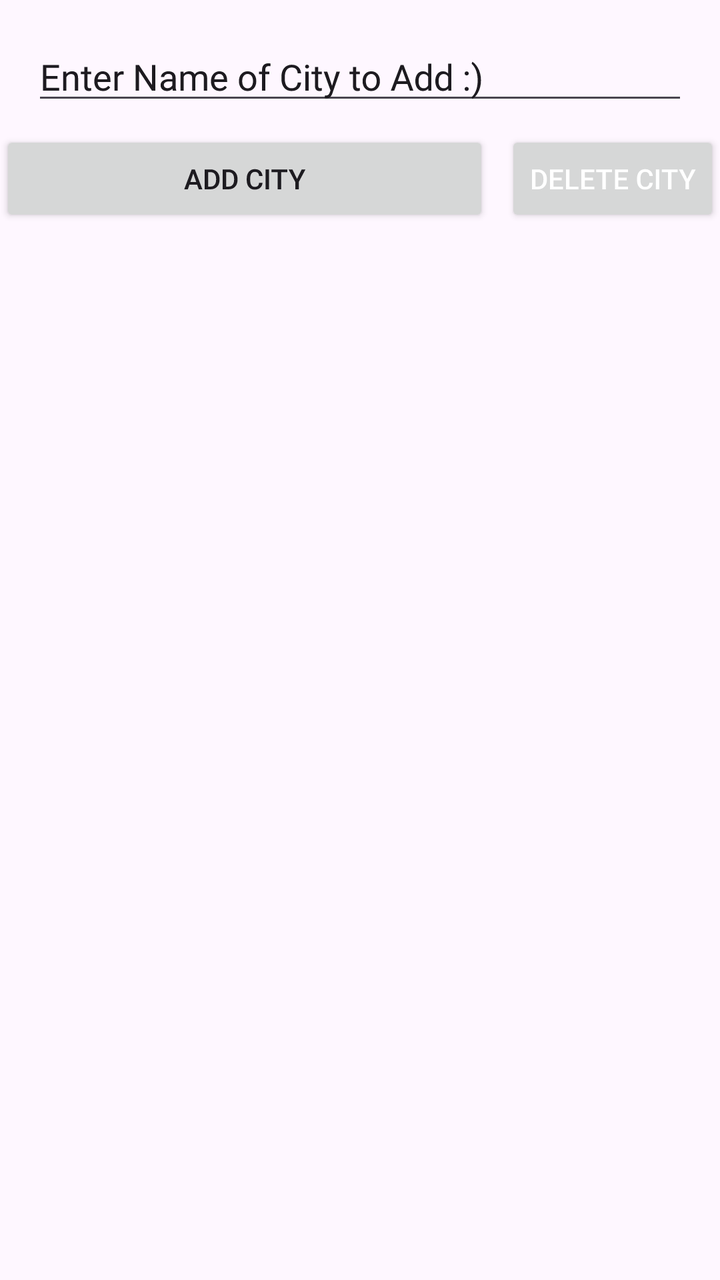
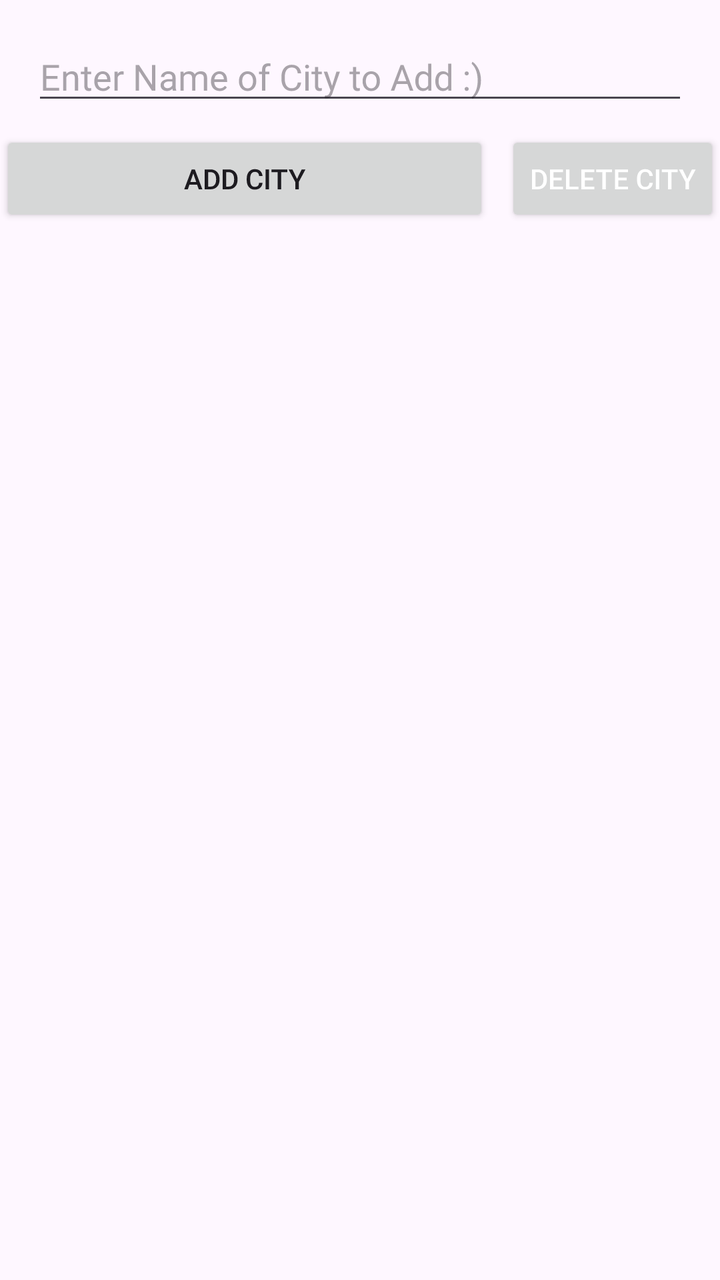

Compare the two renders of this Android layout. The source of the first and the diff that turns it into the second are given below.
<!-- AndroidManifest.xml: application theme Theme.ListyCity -->
<!-- res/layout/activity_main.xml -->
<?xml version="1.0" encoding="utf-8"?>
<androidx.constraintlayout.widget.ConstraintLayout xmlns:android="http://schemas.android.com/apk/res/android"
    xmlns:app="http://schemas.android.com/apk/res-auto"
    xmlns:tools="http://schemas.android.com/tools"
    android:id="@+id/main"
    android:layout_width="match_parent"
    android:layout_height="match_parent"
    android:rotationX="-360"
    tools:context=".MainActivity"
    tools:ignore="ExtraText">


    <EditText
        android:id="@+id/city_edittext"
        android:layout_width="0dp"
        android:layout_height="wrap_content"
        android:hint="@string/namee"
        android:ems="10"
        android:inputType="textPersonName"
        android:text="@string/enter_name_of_cityccc_to_add"
        android:autofillHints=""
        app:layout_constraintTop_toTopOf="parent"
        app:layout_constraintStart_toStartOf="parent"
        app:layout_constraintEnd_toEndOf="parent"
        android:layout_margin="16dp"
        tools:ignore="LabelFor,MissingConstraints" />


    <Button
        android:id="@+id/my_button"
        android:layout_width="0dp"
        android:layout_height="wrap_content"
        android:text="@string/add_city"
        android:layout_marginTop="8dp"
        android:layout_marginEnd="8dp"
        app:layout_constraintTop_toBottomOf="@id/city_edittext"
        app:layout_constraintStart_toStartOf="parent"
        app:layout_constraintEnd_toStartOf="@+id/my_del_button"
        app:layout_constraintHorizontal_chainStyle="spread"
        app:strokeColor="#FF9800"
        tools:ignore="MissingConstraints,OnClick" />

    <Button
        android:id="@+id/my_del_button"
        android:layout_width="wrap_content"
        android:layout_height="wrap_content"
        android:text="@string/delete_cityy"
        android:textColor="@android:color/white"
        app:layout_constraintTop_toBottomOf="@id/city_edittext"
        app:layout_constraintEnd_toEndOf="parent"
        app:layout_constraintStart_toEndOf="@id/my_button"
        android:layout_marginTop="8dp" />


    <ListView
        android:id="@+id/city_list"
        android:layout_width="0dp"
        android:layout_height="0dp"
        app:layout_constraintTop_toBottomOf="@id/my_button"
        app:layout_constraintBottom_toBottomOf="parent"
        app:layout_constraintStart_toStartOf="parent"
        app:layout_constraintEnd_toEndOf="parent"
        tools:ignore="MissingConstraints" />

</androidx.constraintlayout.widget.ConstraintLayout>
<!-- resources referenced by this layout -->
<resources>
  <string name="add_city">Add City</string>
  <string name="delete_cityy">Delete City</string>
  <string name="enter_name_of_cityccc_to_add">Enter Name of City to Add :)</string>
  <string name="namee">enter name of city</string>
  <style name="Theme.ListyCity" parent="Base.Theme.ListyCity" />
  <style name="Base.Theme.ListyCity" parent="Theme.Material3.DayNight.NoActionBar">
          
          
      </style>
</resources>

<!-- the commit's change to res/layout/activity_main.xml (unified diff, before → after) -->
@@ -14,16 +14,14 @@
         android:id="@+id/city_edittext"
         android:layout_width="0dp"
         android:layout_height="wrap_content"
-        android:hint="@string/namee"
+        android:hint="@string/enter_name_of_cityccc_to_add"
         android:ems="10"
         android:inputType="textPersonName"
-        android:text="@string/enter_name_of_cityccc_to_add"
         android:autofillHints=""
         app:layout_constraintTop_toTopOf="parent"
         app:layout_constraintStart_toStartOf="parent"
         app:layout_constraintEnd_toEndOf="parent"
-        android:layout_margin="16dp"
-        tools:ignore="LabelFor,MissingConstraints" />
+        android:layout_margin="16dp" />
 
 
     <Button
<!-- resource entries referenced after the edit -->
@@ -3,7 +3,6 @@
   <string name="add_city">Add City</string>
   <string name="delete_cityy">Delete City</string>
   <string name="enter_name_of_cityccc_to_add">Enter Name of City to Add :)</string>
-  <string name="namee">enter name of city</string>
   <style name="Theme.ListyCity" parent="Base.Theme.ListyCity" />
   <style name="Base.Theme.ListyCity" parent="Theme.Material3.DayNight.NoActionBar">
           
